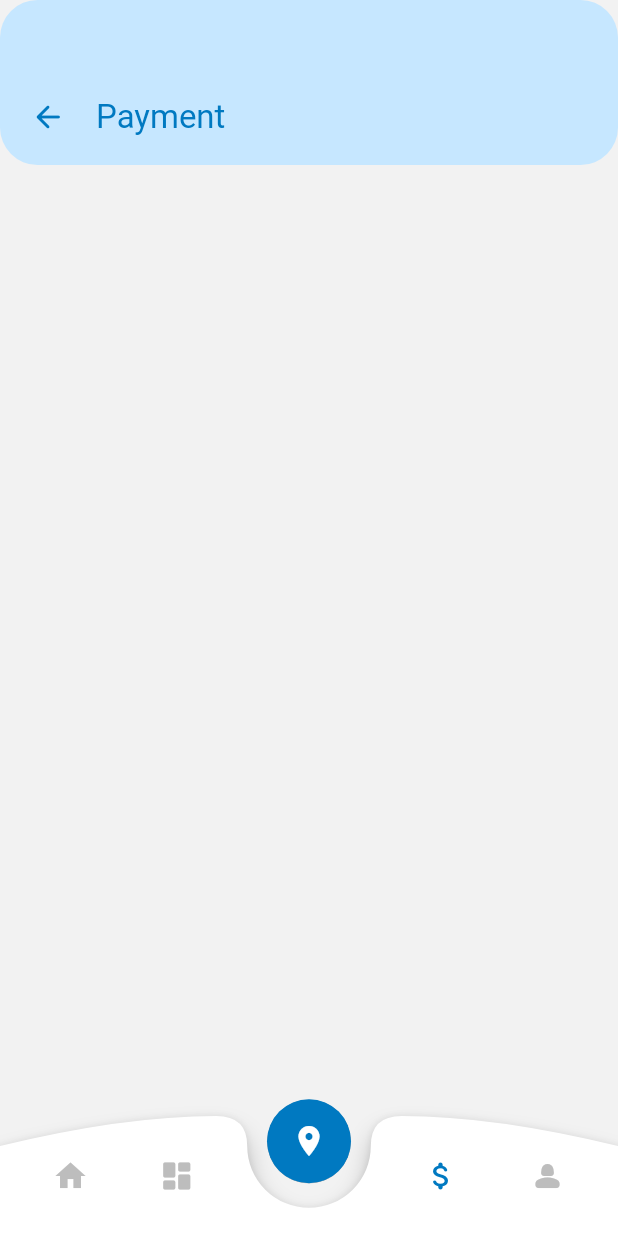
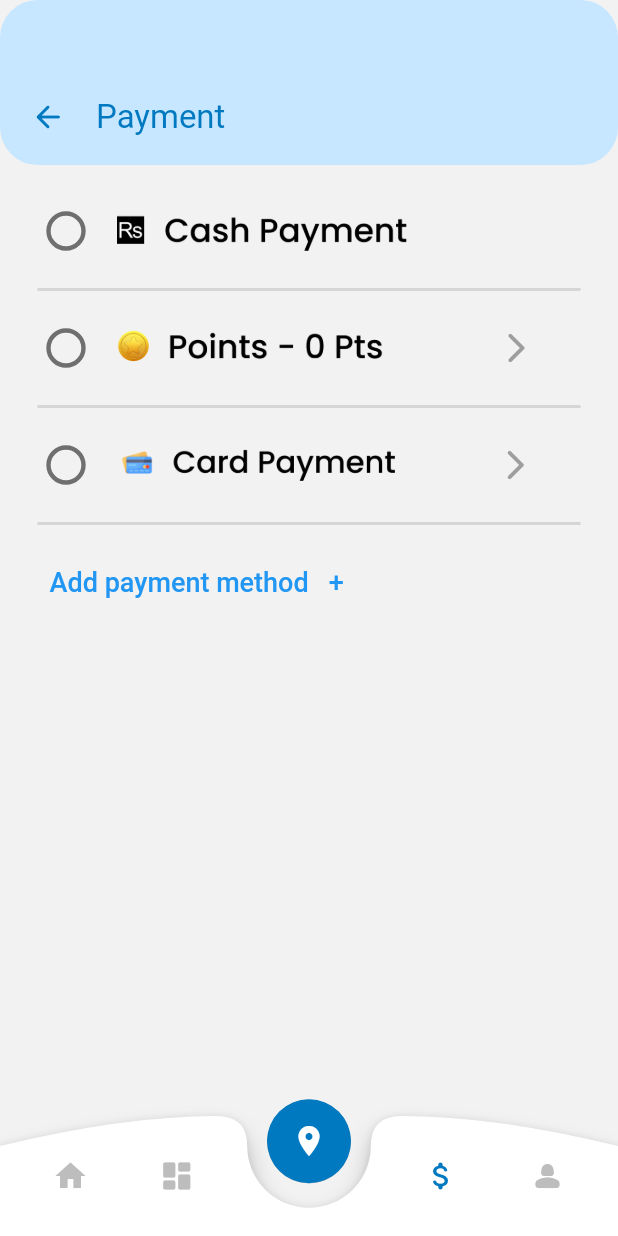
Before and after one commit to FYP-RBT/NextBus-Passenger, a Flutter app: the PaymentPage screen opened directly, on a phone screen of 412 x 824 dp. Run offline on Flutter 3.47's test engine with Material 2 defaults, Android fonts, the phone set to English and light mode, and no system bars.

Commit message:
Payment Page Done

```diff
--- a/nextbus_passenger/lib/pages/paymentPage.dart
+++ b/nextbus_passenger/lib/pages/paymentPage.dart
@@ -1,6 +1,7 @@
 import 'package:flutter/material.dart';
 import 'package:nextbus_passenger/componants/navBarPay.dart';
 import 'package:nextbus_passenger/methods/sizes.dart';
+import 'package:nextbus_passenger/pages/homePage.dart';
 
 import '../colors.dart';
 import '../componants/navBarHome.dart';
@@ -13,6 +14,10 @@ class PaymentPage extends StatefulWidget {
 }
 
 class _PaymentPageState extends State<PaymentPage> {
+  bool isChecked1 = false;
+  bool isChecked2 = false;
+  bool isChecked3 = false;
+
   @override
   Widget build(BuildContext context) {
     return Scaffold(
@@ -23,29 +28,195 @@ class _PaymentPageState extends State<PaymentPage> {
             width: getPageWidth(context),
             height: 110,
             decoration: BoxDecoration(
-              borderRadius: BorderRadius.circular(25),
-              color: AppColor.lightBlueBack
-            ),
+                borderRadius: BorderRadius.circular(25),
+                color: AppColor.lightBlueBack),
             child: Row(
               crossAxisAlignment: CrossAxisAlignment.end,
               children: [
                 Padding(
                   padding: const EdgeInsets.all(8.0),
-                  child: IconButton(onPressed: (){}, icon: Icon(Icons.arrow_back_rounded,color: AppColor.iconColor,)),
+                  child: IconButton(
+                      onPressed: () {
+                        Navigator.push(
+                          context,
+                          MaterialPageRoute(
+                              builder: (context) => HomePage()),
+                        );
+                      },
+                      icon: Icon(
+                        Icons.arrow_back_rounded,
+                        color: AppColor.iconColor,
+                      )),
                 ),
                 Padding(
                   padding: const EdgeInsets.symmetric(vertical: 18.5),
-                  child: Text('Payment',style: TextStyle(
-                    fontSize: 22,
-                    color: AppColor.iconColor
-                  ),),
+                  child: Text(
+                    'Payment',
+                    style: TextStyle(fontSize: 22, color: AppColor.iconColor),
+                  ),
                 )
               ],
             ),
+          ),
+          SizedBox(height: 20),
+          Padding(
+            padding: const EdgeInsets.symmetric(horizontal: 20.0),
+            child: Row(
+              children: [
+                Transform.scale(
+                  scale: 35 / 24.0,
+                  child: Checkbox(
+                    value: isChecked1,
+                    onChanged: (bool? value) {
+                      setState(() {
+                        isChecked1 = value ?? false;
+                        print('isChecked1: $isChecked1');
+                      });
+                    },
+                    activeColor: Colors.white, // Change the checkbox color
+                    checkColor:
+                        AppColor.iconColor, // Change the checkmark color
+                    shape: RoundedRectangleBorder(
+                      borderRadius: BorderRadius.circular(
+                          20.0), // Change the shape to rounded rectangle
+                      side: BorderSide(
+                          color: AppColor.iconColor), // Change the border color
+                    ),
+                  ),
+                ),
+                SizedBox(
+                  width: 10,
+                ),
+                Padding(
+                  padding: const EdgeInsets.only(bottom: 4.0),
+                  child: Image.asset(
+                    'images/cash.png',
+                    height: 30,
+                  ),
+                )
+              ],
+            ),
+          ),
+          Divider(
+            thickness: 2,
+            height: 30,
+            indent: 25,
+            endIndent: 25,
+          ),
+          Padding(
+            padding: const EdgeInsets.symmetric(horizontal: 20.0),
+            child: Row(
+              children: [
+                Transform.scale(
+                  scale: 35 / 24.0,
+                  child: Checkbox(
+                    value: isChecked2,
+                    onChanged: (bool? value) {
+                      setState(() {
+                        isChecked2 = value ?? false;
+                        print('isChecked2: $isChecked2');
+                      });
+                    },
+                    activeColor: Colors.white, // Change the checkbox color
+                    checkColor:
+                        AppColor.iconColor, // Change the checkmark color
+                    shape: RoundedRectangleBorder(
+                      borderRadius: BorderRadius.circular(
+                          20.0), // Change the shape to rounded rectangle
+                      side: BorderSide(
+                          color: AppColor.iconColor), // Change the border color
+                    ),
+                  ),
+                ),
+                SizedBox(
+                  width: 2.5,
+                ),
+                Padding(
+                  padding: const EdgeInsets.only(bottom: 7.0),
+                  child: Image.asset(
+                    'images/points.png',
+                    height: 28,
+                  ),
+                ),
+                IconButton(
+                    onPressed: () {},
+                    icon: Icon(
+                      Icons.arrow_forward_ios_rounded,
+                      color: Colors.grey.shade500,
+                    ))
+              ],
+            ),
+          ),
+          Divider(
+            thickness: 2,
+            height: 30,
+            indent: 25,
+            endIndent: 25,
+          ),
+
+          Padding(
+            padding: const EdgeInsets.symmetric(horizontal: 20.0),
+            child: Row(
+              children: [
+                Transform.scale(
+                  scale: 35 / 24.0,
+                  child: Checkbox(
+                    value: isChecked3,
+                    onChanged: (bool? value) {
+                      setState(() {
+                        isChecked3 = value ?? false;
+                        print('isChecked3: $isChecked3');
+                      });
+                    },
+                    activeColor: Colors.white, // Change the checkbox color
+                    checkColor:
+                    AppColor.iconColor, // Change the checkmark color
+                    shape: RoundedRectangleBorder(
+                      borderRadius: BorderRadius.circular(
+                          20.0), // Change the shape to rounded rectangle
+                      side: BorderSide(
+                          color: AppColor.iconColor), // Change the border color
+                    ),
+                  ),
+                ),
+                SizedBox(
+                  width: 12,
+                ),
+                Padding(
+                  padding: const EdgeInsets.only(bottom: 7.0,right: 11),
+                  child: Image.asset(
+                    'images/card.png',
+                    height: 28,
+                  ),
+                ),
+
+
+                IconButton(
+                    onPressed: () {},
+                    icon: Icon(
+                      Icons.arrow_forward_ios_rounded,
+                      color: Colors.grey.shade500,
+                    ))
+              ],
+            ),
+          ),
+          Divider(
+            thickness: 2,
+            height: 30,
+            indent: 25,
+            endIndent: 25,
+          ),
+
+          Row(
+            children: [
+              SizedBox(width: 25,),
+              TextButton(
+                  onPressed: (){},
+                  child: Text('Add payment method   +',style: TextStyle(fontSize: 18),)),
+            ],
           )
         ],
       ),
-
       bottomNavigationBar: MyNavBarPayment(),
     );
   }
```
Also changed, not shown: nextbus_passenger/images/card.png (added), nextbus_passenger/images/cash.png (added), nextbus_passenger/images/points.png (added).
